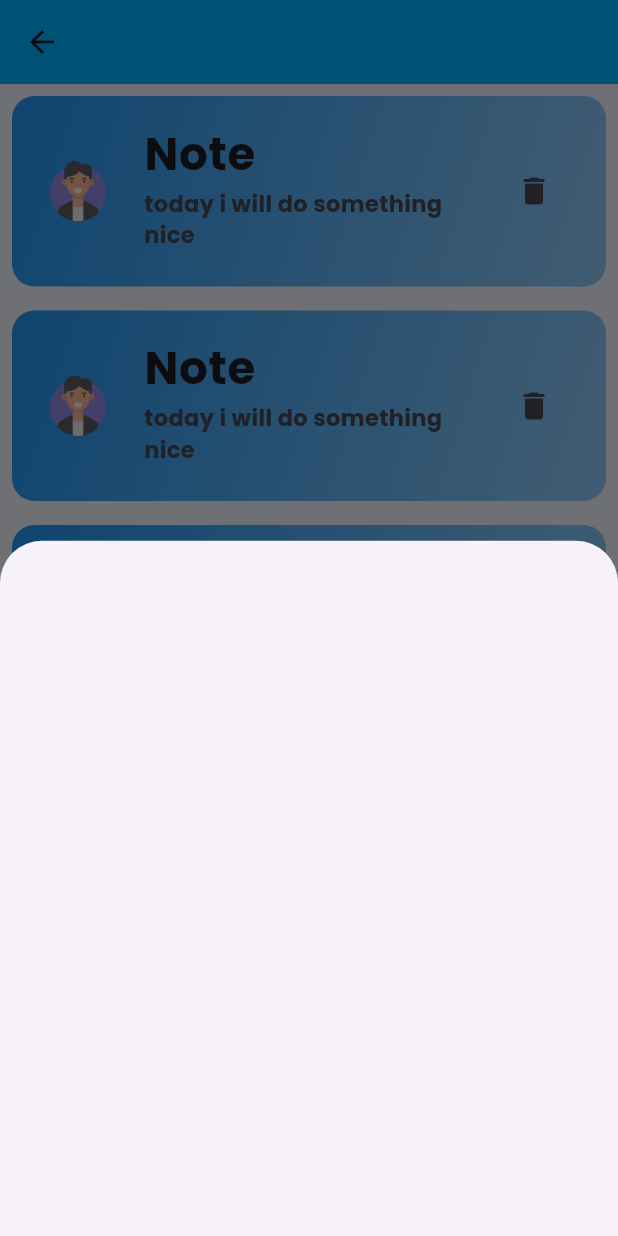
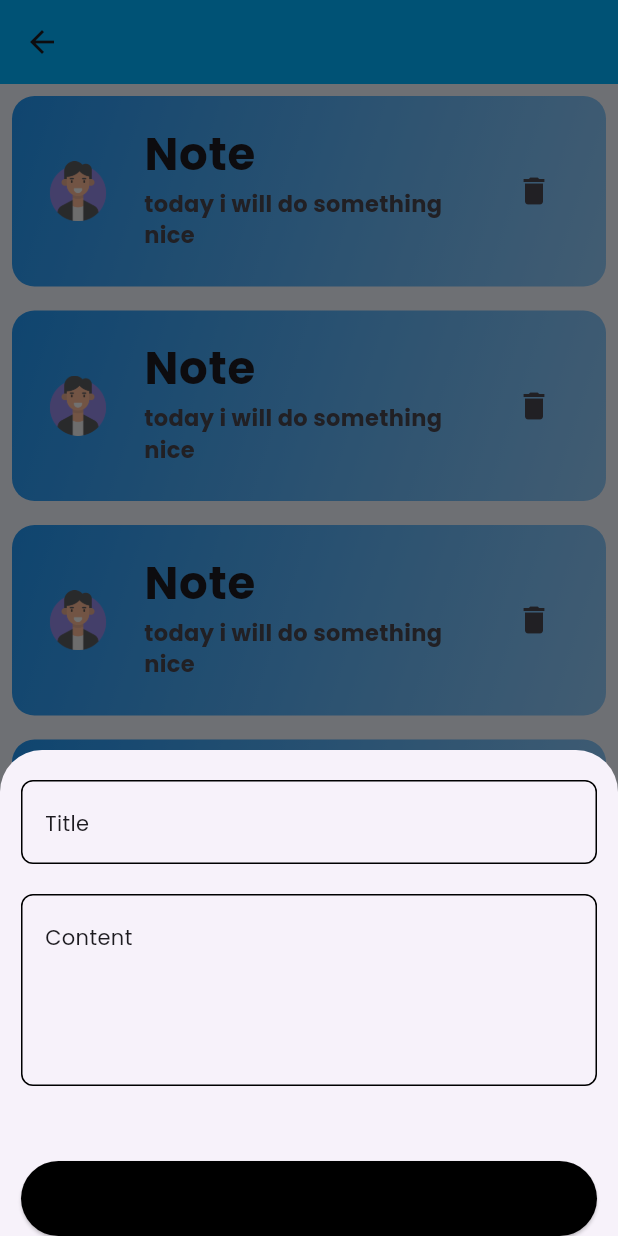
Before and after one commit to MohamedGamil13/Task_manger_app, a Flutter app: the BoardPage screen opened by its route, after a tap on the "add" icon, on a phone screen of 412 x 824 dp. Run offline on Flutter 3.47's test engine with Material 3 defaults, Android fonts, the phone set to English and light mode, and no system bars; our stand-ins replace awesome_dialog, bloc, firebase_auth, firebase_core, flutter_bloc, google_sign_in and 1 more; accounts and stored records are empty.

Commit message:
add bottom model sheet

```diff
--- /dev/null
+++ b/lib/helpers/add_note_form.dart
@@ -0,0 +1,55 @@
+import 'package:flutter/material.dart';
+import 'package:task_manger_app/widgets/custom_button.dart';
+import 'package:task_manger_app/widgets/custom_text_field.dart';
+
+class AddNoteForm extends StatefulWidget {
+  @override
+  State<AddNoteForm> createState() => _AddNoteFormState();
+}
+
+class _AddNoteFormState extends State<AddNoteForm> {
+  GlobalKey<FormState> globalKey = GlobalKey();
+  AutovalidateMode autovalidateMode = AutovalidateMode.disabled;
+
+  String? title, subtitle;
+
+  @override
+  Widget build(BuildContext context) {
+    return Padding(
+      padding: EdgeInsets.only(
+        bottom: MediaQuery.of(context).viewInsets.bottom,
+      ),
+      child: Form(
+        key: globalKey,
+
+        autovalidateMode: autovalidateMode,
+        child: Column(
+          children: [
+            SizedBox(height: 20),
+            CustomTextfeild(
+              label: 'Title',
+              onSaved: (value) {
+                title = value;
+              },
+            ),
+            SizedBox(height: 20),
+            CustomTextfeild(
+              label: 'Content',
+              maxlines: 4,
+              onSaved: (value) {
+                subtitle = value;
+              },
+            ),
+            SizedBox(height: 50),
+            CustomButton(
+              text: 'Add Note',
+              onTap: () {
+                // inputValidtion(context);
+              },
+            ),
+          ],
+        ),
+      ),
+    );
+  }
+}
--- /dev/null
+++ b/lib/widgets/custom_button.dart
@@ -0,0 +1,35 @@
+import 'package:flutter/material.dart';
+import 'package:flutter_bloc/flutter_bloc.dart';
+
+class CustomButton extends StatelessWidget {
+  final String text;
+  final VoidCallback onTap;
+  const CustomButton({required this.text, required this.onTap});
+  @override
+  Widget build(BuildContext context) {
+    return Padding(
+      padding: const EdgeInsets.symmetric(horizontal: 14),
+      child: SizedBox(
+        width: MediaQuery.of(context).size.width,
+        height: 50,
+        child: ElevatedButton(
+          onPressed: onTap,
+          style: ElevatedButton.styleFrom(
+            backgroundColor: Color(0xff000000),
+            shape: RoundedRectangleBorder(
+              borderRadius: BorderRadius.circular(30),
+            ),
+          ),
+          child: Text(
+            text,
+            style: const TextStyle(
+              color: Colors.black,
+              fontSize: 16,
+              fontWeight: FontWeight.bold,
+            ),
+          ),
+        ),
+      ),
+    );
+  }
+}
--- /dev/null
+++ b/lib/widgets/custom_text_field.dart
@@ -0,0 +1,44 @@
+import 'package:flutter/material.dart';
+
+class CustomTextfeild extends StatelessWidget {
+  const CustomTextfeild({
+    super.key,
+    required this.label,
+    this.maxlines = 1,
+    this.onSaved,
+  });
+  final String label;
+  final int maxlines;
+  final void Function(String?)? onSaved;
+
+  @override
+  Widget build(BuildContext context) {
+    return Padding(
+      padding: const EdgeInsets.symmetric(horizontal: 14),
+      child: TextFormField(
+        validator: (value) {
+          if (value?.isEmpty ?? true) {
+            return 'Field is Reqiured';
+          } else {
+            return null;
+          }
+        },
+        onSaved: onSaved,
+        maxLines: maxlines,
+        cursorColor: Color(0xff000000),
+        decoration: InputDecoration(
+          hint: Text(label),
+          hintStyle: TextStyle(color: Colors.cyanAccent, fontSize: 35),
+          border: textfeildBorder(),
+          enabledBorder: textfeildBorder(),
+          focusedBorder: textfeildBorder(0xff000000),
+        ),
+      ),
+    );
+  }
+
+  OutlineInputBorder textfeildBorder([Color]) => OutlineInputBorder(
+    borderSide: BorderSide(color: Colors.black),
+    borderRadius: BorderRadius.circular(8),
+  );
+}
--- a/lib/widgets/model_bottom_sheet_body.dart
+++ b/lib/widgets/model_bottom_sheet_body.dart
@@ -1,10 +1,32 @@
 import 'package:flutter/material.dart';
+import 'package:task_manger_app/helpers/add_note_form.dart';
 
 class ModelBottomSheetBody extends StatelessWidget {
   const ModelBottomSheetBody({super.key});
 
   @override
   Widget build(BuildContext context) {
-    return Container();
+    return SingleChildScrollView(child: AddNoteForm());
   }
 }
+
+  // void inputValidtion(BuildContext context, dynamic globalKey) {
+  //   if (globalKey.currentState!.validate()) {
+  //     globalKey.currentState!.save();
+  //     if (title != null && subtitle != null) {
+  //       NoteModel newnote = NoteModel(
+  //         title: title!,
+  //         body: subtitle!,
+  //         createdAt: DateTime.now().toString(),
+  //         color: Colors.blue.value,
+  //       );
+  //       BlocProvider.of<AddNoteCubit>(context).addNote(newNote: newnote);
+  //     } else {
+  //       // Optionally show an error message here
+  //     }
+  //   } else {
+  //     setState(() {
+  //       autovalidateMode = AutovalidateMode.always;
+  //     });
+  //   }
+  // }
```
